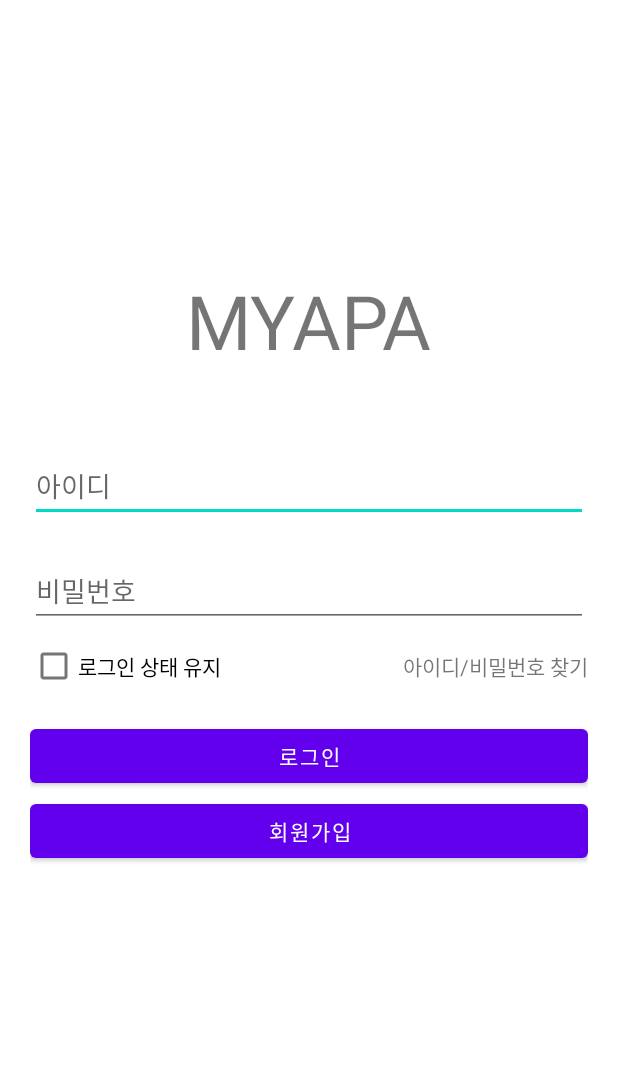
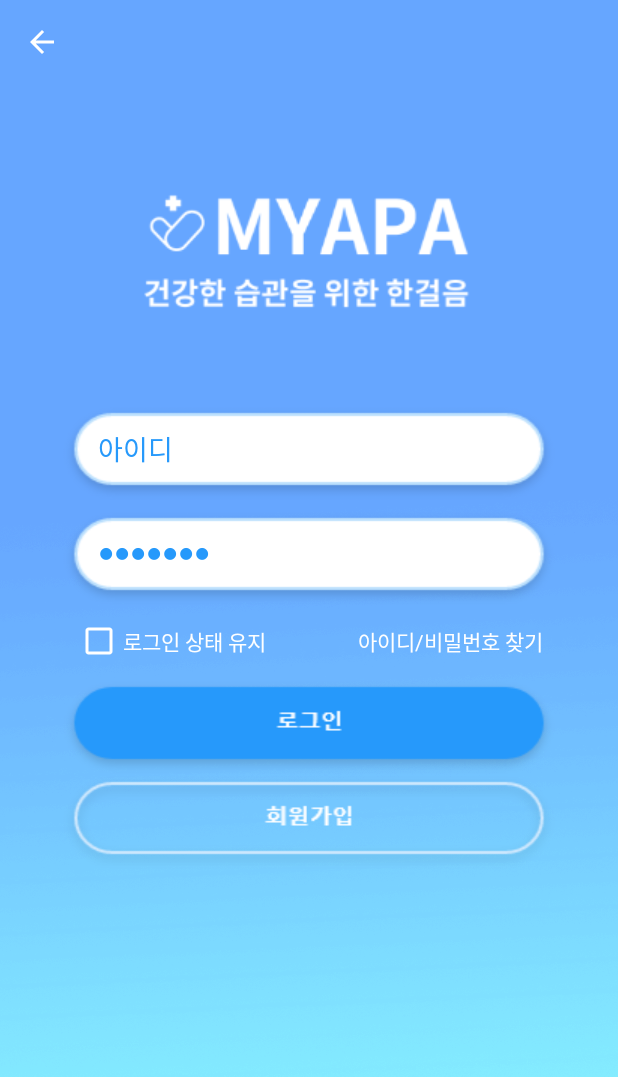
Before and after one commit to teamcadi/project-android-careapp, an Android app: the screen it shows after launch (LoginActivity), on a phone screen of 412 x 824 dp. Shown: the top 1077 px of the screen. Run offline under Robolectric (Android 15) with nearby library versions, the phone set to English and light mode, and no system bars.

Commit message:
Update: LoginActiviy 리소스 적용

```diff
--- a/app/src/main/java/kr/teamcadi/myapa/LoginActivity.java
+++ b/app/src/main/java/kr/teamcadi/myapa/LoginActivity.java
@@ -1,13 +1,17 @@
 package kr.teamcadi.myapa;
 
 import androidx.appcompat.app.AppCompatActivity;
+import androidx.appcompat.widget.Toolbar;
 
 import android.content.Intent;
 import android.os.Bundle;
+import android.view.MenuItem;
 import android.view.View;
 import android.widget.Button;
 import android.widget.CheckBox;
 import android.widget.EditText;
+import android.widget.ImageButton;
+import android.widget.ImageView;
 import android.widget.TextView;
 import android.widget.Toast;
 
@@ -15,12 +19,13 @@ import android.widget.Toast;
 // Author : Soohyun, Last Modified : 2020.11.28
 public class LoginActivity extends AppCompatActivity
 {
+    Toolbar toolbar; // 상단바
     EditText ev_id; // 아이디 입력창
     EditText ev_pw; // 패스워드 입력창
     CheckBox check_autologin; // 자동로그인 여부
     TextView findIdAndPassword; // 아이디/비밀번호 찾기 텍스트
-    Button btn_login; // 로그인 버튼
-    Button btn_signup; // 회원가입 버튼
+    ImageButton btn_login; // 로그인 버튼
+    ImageButton btn_signup; // 회원가입 버튼
 
     @Override
     protected void onCreate(Bundle savedInstanceState)
@@ -28,12 +33,18 @@ public class LoginActivity extends AppCompatActivity
         super.onCreate(savedInstanceState);
         setContentView(R.layout.activity_login);
 
+        // 상단바 설정
+        toolbar = (Toolbar)findViewById(R.id.toolbar);
+        setSupportActionBar(toolbar);
+        getSupportActionBar().setDisplayShowTitleEnabled(false); //기본 타이틀 삭제
+        getSupportActionBar().setDisplayHomeAsUpEnabled(true); //back버튼
+
         ev_id = (EditText)findViewById(R.id.ev_id);
         ev_pw = (EditText)findViewById(R.id.ev_password);
         check_autologin = (CheckBox)findViewById(R.id.cb_autologin);
         findIdAndPassword = (TextView)findViewById(R.id.tv_findIdAndPassword);
-        btn_login = (Button)findViewById(R.id.btn_login);
-        btn_signup = (Button)findViewById(R.id.btn_signup);
+        btn_login = (ImageButton) findViewById(R.id.btn_login);
+        btn_signup = (ImageButton) findViewById(R.id.btn_signup);
 
         //로그인 버튼 클릭
         btn_login.setOnClickListener(new View.OnClickListener()
@@ -70,4 +81,15 @@ public class LoginActivity extends AppCompatActivity
             }
         });
     }
+
+    @Override
+    public boolean onOptionsItemSelected(MenuItem item) {
+        switch (item.getItemId()){
+            case android.R.id.home:{ //상단바의 back키 눌렀을 때
+                finish();
+                return true;
+            }
+        }
+        return super.onOptionsItemSelected(item);
+    }
 }
--- a/app/src/main/res/layout/activity_login.xml
+++ b/app/src/main/res/layout/activity_login.xml
@@ -4,35 +4,65 @@
     xmlns:tools="http://schemas.android.com/tools"
     android:layout_width="match_parent"
     android:layout_height="match_parent"
-    android:layout_marginStart="20dp"
-    android:layout_marginEnd="20dp">
+    android:background="@drawable/bg_login">
+
+    <!-- 상단바 -->
+    <androidx.appcompat.widget.Toolbar
+        android:id="@+id/toolbar"
+        android:layout_width="match_parent"
+        android:layout_height="wrap_content"
+        android:theme="@style/LoginToolbarTheme" />
 
     <!-- 어플명 -->
-    <TextView
-        android:id="@+id/tv_appname"
+    <ImageView
         android:layout_width="wrap_content"
         android:layout_height="wrap_content"
-        android:layout_marginTop="180dp"
-        android:text="MYAPA"
-        android:textSize="50sp"
-        android:layout_centerHorizontal="true"/>
+        android:layout_marginTop="123dp"
+        android:layout_centerHorizontal="true"
+        android:background="@drawable/iv_logo" />
+
+    <!-- 아이디 입력창 이미지 -->
+    <ImageView
+        android:layout_width="match_parent"
+        android:layout_height="wrap_content"
+        android:layout_marginStart="40dp"
+        android:layout_marginEnd="40dp"
+        android:layout_marginTop="269dp"
+        android:background="@drawable/et_login" />
 
     <!-- 아이디 입력창 -->
     <EditText
         android:id="@+id/ev_id"
         android:layout_width="match_parent"
         android:layout_height="wrap_content"
-        android:layout_marginTop="300dp"
-        android:hint="아이디" />
+        android:layout_marginStart="65dp"
+        android:layout_marginEnd="65dp"
+        android:layout_marginTop="285dp"
+        android:hint="아이디"
+        android:textColorHint="#2699FB"
+        android:background="@null"/>
+
+    <!-- 비밀번호 입력창 이미지 -->
+    <ImageView
+        android:layout_width="match_parent"
+        android:layout_height="wrap_content"
+        android:layout_marginStart="40dp"
+        android:layout_marginEnd="40dp"
+        android:layout_marginTop="339dp"
+        android:background="@drawable/et_login" />
 
     <!-- 비밀번호 입력창 -->
     <EditText
         android:id="@+id/ev_password"
         android:layout_width="match_parent"
         android:layout_height="wrap_content"
+        android:layout_marginStart="65dp"
+        android:layout_marginEnd="65dp"
         android:inputType="textPassword"
-        android:layout_marginTop="370dp"
-        android:hint="비밀번호" />
+        android:layout_marginTop="355dp"
+        android:hint="●●●●●●●"
+        android:textColorHint="#2699FB"
+        android:background="@null"/>
 
     <!-- 자동 로그인 여부 -->
     <CheckBox
@@ -40,7 +70,10 @@
         android:layout_width="wrap_content"
         android:layout_height="wrap_content"
         android:text="로그인 상태 유지"
-        android:layout_marginTop="420dp"
+        android:textColor="#FFFFFF"
+        android:buttonTint="#FFFFFF"
+        android:layout_marginLeft="50dp"
+        android:layout_marginTop="403dp"
         android:layout_alignParentStart="true"
         android:layout_alignParentLeft="true" />
 
@@ -49,26 +82,30 @@
         android:id="@+id/tv_findIdAndPassword"
         android:layout_width="wrap_content"
         android:layout_height="wrap_content"
-        android:layout_alignParentEnd="true"
-        android:layout_marginStart="116dp"
         android:layout_alignBaseline="@id/cb_autologin"
         android:text="아이디/비밀번호 찾기"
+        android:textColor="#FFFFFF"
         android:layout_alignParentRight="true"
-        android:layout_marginLeft="116dp" />
+        android:layout_marginRight="50dp"/>
 
     <!-- 로그인 버튼 -->
-    <Button
+    <ImageButton
         android:id="@+id/btn_login"
         android:layout_width="match_parent"
         android:layout_height="wrap_content"
-        android:text="로그인"
-        android:layout_marginTop="480dp" />
+        android:layout_marginStart="40dp"
+        android:layout_marginEnd="40dp"
+        android:layout_marginTop="452dp"
+        android:background="@drawable/btn_login" />
 
     <!-- 회원가입 버튼 -->
-    <Button
+    <ImageButton
         android:id="@+id/btn_signup"
         android:layout_width="match_parent"
         android:layout_height="wrap_content"
-        android:text="회원가입"
-        android:layout_marginTop="530dp"/>
+        android:layout_marginStart="40dp"
+        android:layout_marginEnd="40dp"
+        android:layout_marginTop="515dp"
+        android:background="@drawable/btn_signup" />
+
 </RelativeLayout>
--- a/app/src/main/res/values/themes.xml
+++ b/app/src/main/res/values/themes.xml
@@ -17,4 +17,9 @@
         <item name="windowActionBar">false</item>
         <item name="windowNoTitle">true</item>
     </style>
+
+    <!-- 로그인 화면 상단바 테마 -->
+    <style name="LoginToolbarTheme" parent="@style/ThemeOverlay.AppCompat.ActionBar">
+        <item name="colorControlNormal">@color/white</item>
+    </style>
 </resources>
```
Also changed, not shown: app/src/main/res/drawable/bg_login.png (added), app/src/main/res/drawable/btn_login.png (added), app/src/main/res/drawable/btn_signup.png (added), app/src/main/res/drawable/et_login.png (added), app/src/main/res/drawable/iv_logo.png (added).
